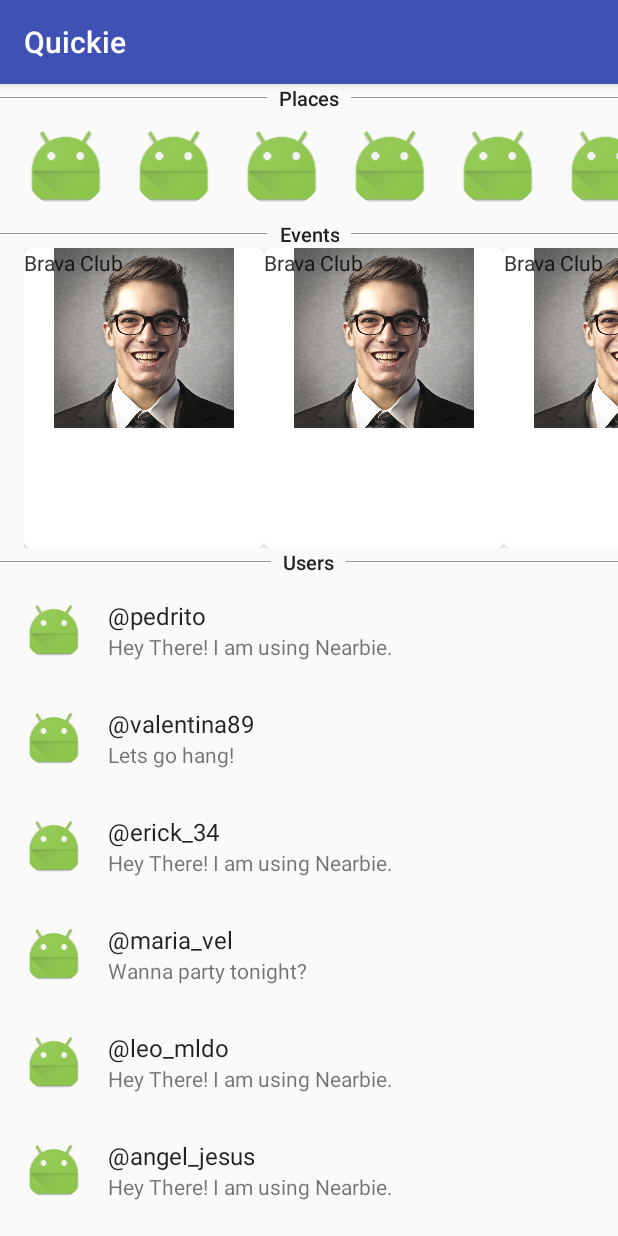
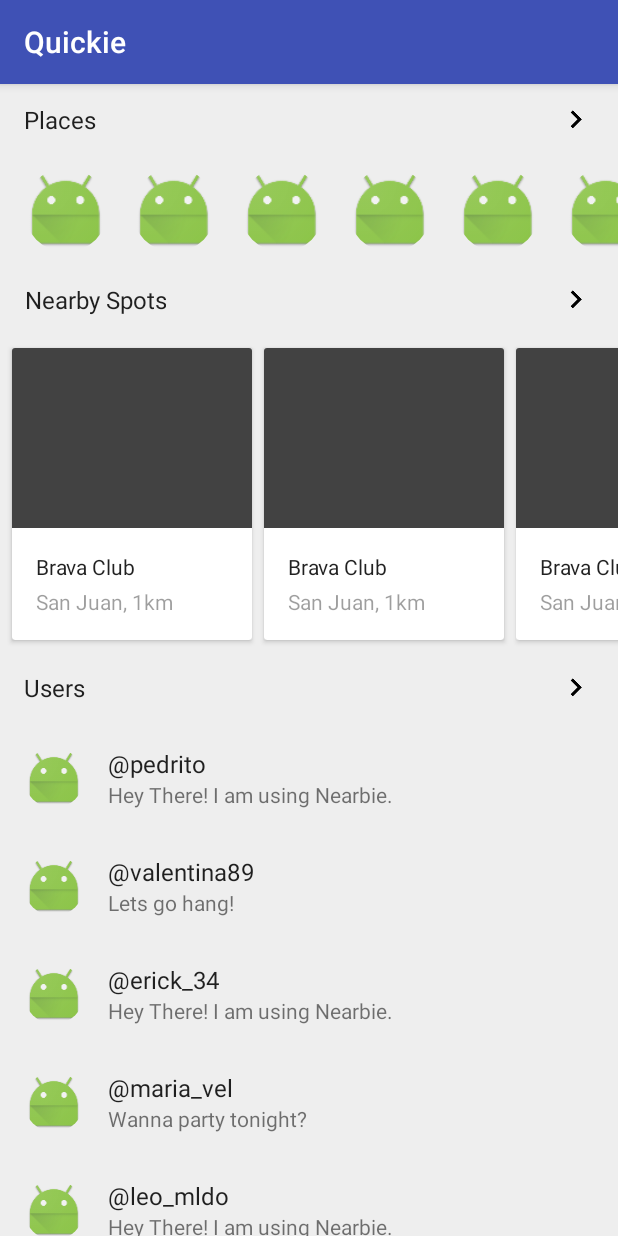
Before and after one commit to gamontal/nearbie-android-client, an Android app: the fragment NearbyFragment shown on its own in the app's theme, on a phone screen of 412 x 824 dp. Run offline under Robolectric (Android 15) with nearby library versions, the phone set to English and light mode, and no system bars; our stand-ins replace Picasso; libraries missing offline, so code that uses them is left out: com.yqritc.recyclerviewflexibledivider; plain views replace RoundedImageView; pictures from the network do not load; 1 statement that could not run was skipped.

Commit message:
Update events layout

```diff
--- a/app/src/main/java/org/binarybeats/quickie/adapter/EventRecyclerViewAdapter.java
+++ b/app/src/main/java/org/binarybeats/quickie/adapter/EventRecyclerViewAdapter.java
@@ -8,16 +8,11 @@ import android.view.ViewGroup;
 import android.widget.ImageView;
 import android.widget.TextView;
 
-import com.squareup.picasso.Picasso;
-
 import org.binarybeats.quickie.R;
 import org.binarybeats.quickie.model.Event;
 
 import java.util.ArrayList;
 
-/**
- * Created by Leamsy on 4/6/2016.
- */
 public class EventRecyclerViewAdapter extends RecyclerView.Adapter<EventRecyclerViewAdapter.EventRecyclerViewViewHolder> {
 
     private Context mContext;
@@ -36,13 +31,13 @@ public class EventRecyclerViewAdapter extends RecyclerView.Adapter<EventRecycler
 
     @Override
     public void onBindViewHolder(EventRecyclerViewViewHolder holder, int position) {
-        Picasso.with(mContext)
-                .load(mEvents.get(position).getEventImage())
-                .fit()
-                .centerCrop()
-                .placeholder(R.mipmap.ic_launcher)
-                .into(holder.mEventImage);
-        holder.mEventName.setText(mEvents.get(position).getEventName());
+//        Picasso.with(mContext)
+//                .load(mEvents.get(position).getEventImage())
+//                .fit()
+//                .centerCrop()
+//                .placeholder(R.mipmap.ic_launcher)
+//                .into(holder.mEventImage);
+//        holder.mEventName.setText(mEvents.get(position).getEventName());
     }
 
     @Override
--- a/app/src/main/java/org/binarybeats/quickie/adapter/NearbyRecyclerViewAdapter.java
+++ b/app/src/main/java/org/binarybeats/quickie/adapter/NearbyRecyclerViewAdapter.java
@@ -46,7 +46,6 @@ public class NearbyRecyclerViewAdapter extends RecyclerView.Adapter<RecyclerView
 
     public NearbyRecyclerViewAdapter(Context context, ArrayList<Place> places,
                                      ArrayList<Event> events, ArrayList<User> users) {
-
         mContext = context;
         mPlaces = places;
         mEvents = events;
@@ -55,7 +54,6 @@ public class NearbyRecyclerViewAdapter extends RecyclerView.Adapter<RecyclerView
 
     @Override
     public int getItemViewType(int position) {
-
         switch (position) {
             case PLACE_HEADER_POSITION:
                 return PLACE_HEADER;
@@ -124,7 +122,7 @@ public class NearbyRecyclerViewAdapter extends RecyclerView.Adapter<RecyclerView
                 break;
             case EVENT_HEADER:
                 HeaderViewHolder headerEventViewHolder = (HeaderViewHolder) holder;
-                headerEventViewHolder.getHeader().setText("Events");
+                headerEventViewHolder.getHeader().setText("Nearby Spots");
                 break;
             case EVENT:
                 EventViewHolder eventViewHolder = (EventViewHolder) holder;
@@ -186,7 +184,6 @@ public class NearbyRecyclerViewAdapter extends RecyclerView.Adapter<RecyclerView
         switch (position) {
             case PLACE_HEADER_POSITION:
                 return true;
-
             case 1:
                 return true;
             case EVENT_HEADER_POSITION:
--- a/app/src/main/java/org/binarybeats/quickie/viewholder/HeaderViewHolder.java
+++ b/app/src/main/java/org/binarybeats/quickie/viewholder/HeaderViewHolder.java
@@ -6,16 +6,13 @@ import android.widget.TextView;
 
 import org.binarybeats.quickie.R;
 
-/**
- * Created by Leamsy on 4/7/2016.
- */
 public class HeaderViewHolder extends RecyclerView.ViewHolder {
 
     private TextView mHeader;
 
     public HeaderViewHolder(View itemView) {
         super(itemView);
-        mHeader = (TextView) itemView.findViewById(R.id.header);
+        mHeader = (TextView) itemView.findViewById(R.id.sub_header_title);
     }
 
     public TextView getHeader() {
--- a/app/src/main/res/layout-v21/item_event.xml
+++ b/app/src/main/res/layout-v21/item_event.xml
@@ -1,30 +1,52 @@
 <?xml version="1.0" encoding="utf-8"?>
-<LinearLayout xmlns:android="http://schemas.android.com/apk/res/android"
-    android:layout_width="wrap_content"
+<android.support.v7.widget.CardView
+    xmlns:android="http://schemas.android.com/apk/res/android"
+    xmlns:card_view="http://schemas.android.com/apk/res-auto"
+    android:id="@+id/card_view"
+    android:layout_width="160dp"
     android:layout_height="wrap_content"
-    android:orientation="vertical">
+    android:clickable="true"
+    android:foreground="?selectableItemBackground"
+    android:layout_marginEnd="8dp"
+    android:layout_marginBottom="8dp"
+    android:layout_marginTop="8dp"
+    card_view:elevation="4dp"
+    card_view:cardCornerRadius="2dp">
 
-    <android.support.v7.widget.CardView
-        xmlns:card_view="http://schemas.android.com/apk/res-auto"
-        android:id="@+id/card_view"
-        android:layout_width="160dp"
-        android:layout_height="200dp"
-        card_view:elevation="2dp"
-        card_view:cardCornerRadius="4dp">
+    <RelativeLayout
+        android:layout_width="match_parent"
+        android:layout_height="match_parent">
 
         <ImageView
+            android:id="@+id/main_spot_photo"
             android:layout_width="match_parent"
             android:layout_height="120dp"
-            android:src="@drawable/john_doe" />
+            android:layout_alignParentTop="true"
+            android:layout_alignParentStart="true"
+            android:background="@color/cardview_dark_background" />
 
         <TextView
+            android:id="@+id/main_spot_name"
             android:layout_width="wrap_content"
             android:layout_height="wrap_content"
+            android:layout_below="@+id/main_spot_photo"
+            android:layout_alignParentStart="true"
+            android:layout_marginTop="16dp"
+            android:layout_marginLeft="16dp"
+            style="@style/TextAppearance.AppCompat.Body1"
             android:text="Brava Club" />
 
         <TextView
+            android:id="@+id/main_spot_info"
             android:layout_width="wrap_content"
             android:layout_height="wrap_content"
-            android:text="Brava Club" />
-    </android.support.v7.widget.CardView>
-</LinearLayout>
+            android:layout_below="@+id/main_spot_name"
+            android:layout_alignParentStart="true"
+            android:layout_marginTop="4dp"
+            android:layout_marginStart="16dp"
+            android:layout_marginBottom="16dp"
+            android:textColor="#61000000"
+            style="@style/Base.TextAppearance.AppCompat.Body1"
+            android:text="San Juan, 1km" />
+    </RelativeLayout>
+</android.support.v7.widget.CardView>
--- a/app/src/main/res/layout/fragment_nearby.xml
+++ b/app/src/main/res/layout/fragment_nearby.xml
@@ -2,11 +2,11 @@
     xmlns:tools="http://schemas.android.com/tools"
     android:layout_width="match_parent"
     android:layout_height="match_parent"
+    android:background="#EEEEEE"
     tools:mContext="org.binarybeats.quickie.fragment.NearbyFragment">
 
     <android.support.v7.widget.RecyclerView
         android:id="@+id/recycler_view_nearby"
         android:layout_width="match_parent"
         android:layout_height="match_parent" />
-
 </FrameLayout>
--- a/app/src/main/res/layout/item_header.xml
+++ b/app/src/main/res/layout/item_header.xml
@@ -1,39 +1,30 @@
 <?xml version="1.0" encoding="utf-8"?>
 <RelativeLayout xmlns:android="http://schemas.android.com/apk/res/android"
     android:layout_width="match_parent"
-    android:layout_height="wrap_content"
-    android:orientation="vertical">
-
-    <View
-        android:id="@+id/left_horizontal_line"
-        android:layout_width="fill_parent"
-        android:layout_height="0.75dp"
-        android:alpha="0.38"
-        android:layout_centerVertical="true"
-        android:layout_toStartOf="@+id/header"
-        android:layout_toLeftOf="@+id/header"
-        android:background="#000000" />
+    android:layout_height="48dp">
 
     <TextView
-        android:id="@+id/header"
+        android:id="@+id/sub_header_title"
         android:layout_width="wrap_content"
         android:layout_height="match_parent"
-        android:fontFamily="sans-serif-medium"
-        android:layout_centerHorizontal="true"
-        android:layout_marginLeft="8dp"
-        android:layout_marginRight="8dp"
-        android:text="New Text"
+        android:text="Nearby Spots"
         android:gravity="center"
-        android:textColor="#212121"
-        android:textSize="13sp" />
+        android:layout_marginLeft="16dp"
+        android:layout_marginStart="16dp"
+        android:layout_alignParentTop="true"
+        android:layout_alignParentLeft="true"
+        android:layout_alignParentStart="true"
+        style="@style/Base.TextAppearance.AppCompat.Subhead" />
 
-    <View
-        android:id="@+id/right_horizontal_line"
-        android:layout_width="fill_parent"
-        android:layout_height="0.75dp"
-        android:alpha="0.38"
-        android:background="#000000"
+    <ImageView
+        android:id="@+id/sub_header_right_icon"
+        android:layout_width="wrap_content"
+        android:layout_height="wrap_content"
+        android:src="@drawable/ic_keyboard_arrow_right_black_24dp"
+        android:layout_marginRight="16dp"
+        android:layout_marginEnd="16dp"
+        android:tint="#8A000000"
         android:layout_centerVertical="true"
-        android:layout_toRightOf="@+id/header"
-        android:layout_toEndOf="@+id/header" />
+        android:layout_alignParentRight="true"
+        android:layout_alignParentEnd="true" />
 </RelativeLayout>
--- a/app/src/main/res/layout/layout_event.xml
+++ b/app/src/main/res/layout/layout_event.xml
@@ -1,5 +1,6 @@
 <?xml version="1.0" encoding="utf-8"?>
 <LinearLayout xmlns:android="http://schemas.android.com/apk/res/android"
+    xmlns:tools="http://schemas.android.com/tools"
     android:layout_width="match_parent"
     android:layout_height="wrap_content"
     android:orientation="vertical">
@@ -9,6 +10,7 @@
         android:layout_width="match_parent"
         android:layout_height="wrap_content"
         android:clipToPadding="false"
-        android:paddingLeft="@dimen/activity_horizontal_margin" />
-
+        android:paddingLeft="8dp"
+        android:paddingStart="8dp"
+        tools:ignore="RtlSymmetry" />
 </LinearLayout>
```
Also changed, not shown: 1 other file.
